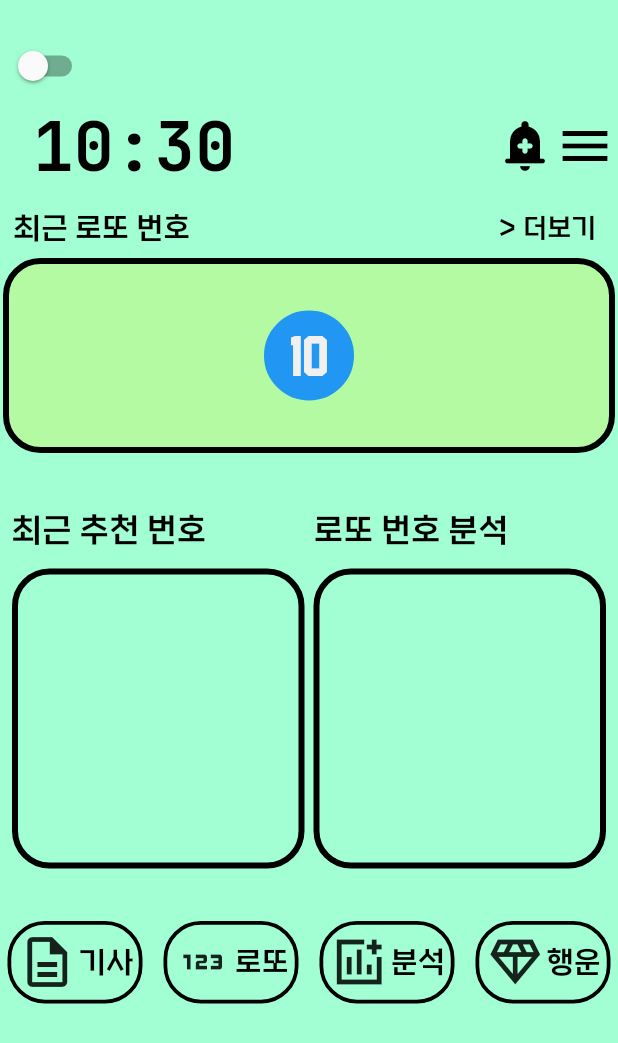
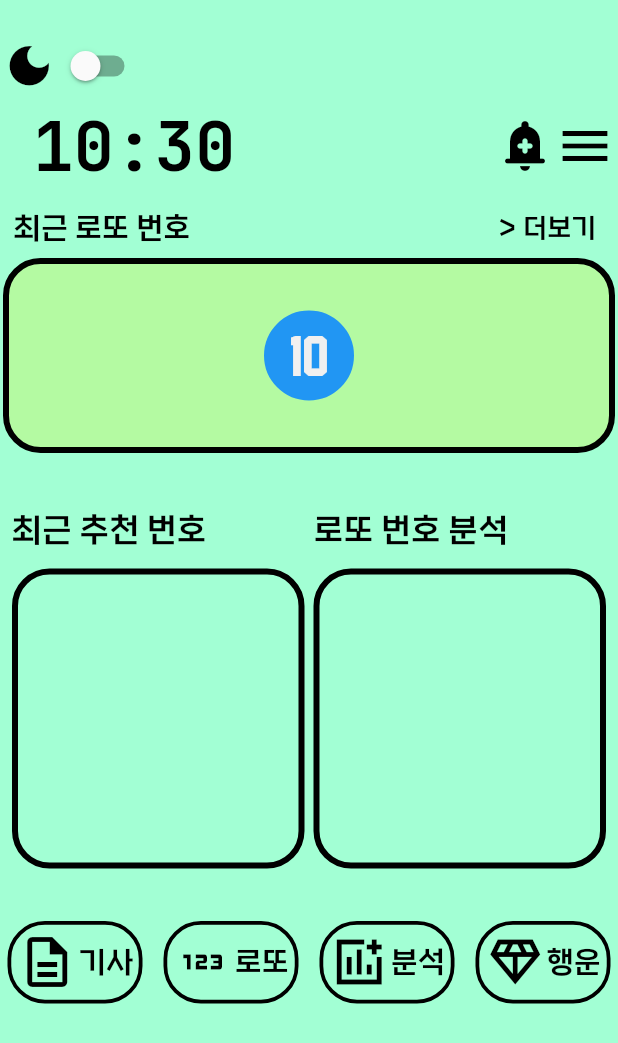
Before and after one commit to jithhuP/PowerBall, a Flutter app: the screen it shows after launch, on a phone screen of 412 x 824 dp. Shown: the top 1043 px of the screen. Run offline on Flutter 3.47's test engine with Material 2 defaults, Android fonts, the phone set to English and light mode, and no system bars; our stand-ins replace fl_chart, syncfusion_flutter_charts, timer_builder.

Commit message:
다크모드 활성화 시 일부 텍스트 안보이던 버그 수정

```diff
--- a/lib/custom_widget.dart
+++ b/lib/custom_widget.dart
@@ -3,13 +3,17 @@ import 'setting_screen.dart';
 
 class icon_button extends StatelessWidget {
   final String text;
-  Color bdColor;
+  final Color bdColor;
+  final Color txtColor;
+  final Color iconColor;
   final IconData icon;
   final double bdwidth;
 
-  icon_button({
+  const icon_button({
     super.key,
     required this.bdColor,
+    required this.iconColor,
+    required this.txtColor,
     required this.text,
     required this.icon,
     required this.bdwidth,
@@ -35,11 +39,12 @@ class icon_button extends StatelessWidget {
             Icon(
               icon,
               size: 40.0,
+              color: iconColor,
             ),
             Text(
               text,
-              style: const TextStyle(
-                color: Colors.black,
+              style: TextStyle(
+                color: txtColor,
                 fontSize: 20.0,
                 fontFamily: 'KBOGothic',
               ),
@@ -53,13 +58,13 @@ class icon_button extends StatelessWidget {
 
 class Border_text extends StatelessWidget {
   final String text;
-  Color bdColor;
-  Color txtColor;
+  final Color bdColor;
+  final Color txtColor;
   final double fontsize;
   final double bdheight;
   final double pdsize;
 
-  Border_text({
+  const Border_text({
     super.key,
     required this.text,
     required this.bdColor,
@@ -85,11 +90,11 @@ class Border_text extends StatelessWidget {
 }
 
 class ActionButton extends StatelessWidget {
-  Color iconcolor;
+  final Color iconcolor;
   final IconData iCon;
   final double iconsize;
 
-  ActionButton(
+  const ActionButton(
       {super.key,
       required this.iconcolor,
       required this.iCon,
@@ -117,7 +122,7 @@ class ActionButton extends StatelessWidget {
 }
 
 class SettingText extends StatelessWidget {
-  SettingText({
+  const SettingText({
     super.key,
     required this.text,
     required this.fontcolor,
@@ -125,7 +130,7 @@ class SettingText extends StatelessWidget {
   });
 
   final String text;
-  Color fontcolor;
+  final Color fontcolor;
   final double fontsize;
 
   @override
--- a/lib/main.dart
+++ b/lib/main.dart
@@ -46,6 +46,13 @@ class App extends State<MyApp> {
               const SizedBox(
                 height: 20.0,
               ),
+              Row(
+                children: [
+                  Icon(
+                    Icons.dark_mode,
+                    size: 35.0,
+                    color: ftColor[0 + darkMode],
+                  ),
                   Switch(
                     value: isSwitched,
                     onChanged: (value) {
@@ -54,6 +61,8 @@ class App extends State<MyApp> {
                         isSwitched = value;
                       });
                     },
+                  ),
+                ],
               ),
               Row(
                 mainAxisAlignment: MainAxisAlignment.spaceBetween,
@@ -241,6 +250,8 @@ class App extends State<MyApp> {
                     // 버튼 : 기사
                     icon_button(
                       icon: Icons.description_outlined,
+                      txtColor: ftColor[0 + darkMode],
+                      iconColor: ftColor[0 + darkMode],
                       text: '기사',
                       bdColor: ftColor[0 + darkMode],
                       bdwidth: 2.5,
@@ -248,6 +259,8 @@ class App extends State<MyApp> {
                     // 버튼 : 로또
                     icon_button(
                       icon: Icons.onetwothree,
+                      txtColor: ftColor[0 + darkMode],
+                      iconColor: ftColor[0 + darkMode],
                       text: '로또',
                       bdColor: ftColor[0 + darkMode],
                       bdwidth: 2.5,
@@ -255,6 +268,8 @@ class App extends State<MyApp> {
                     // 버튼 : 분석
                     icon_button(
                       icon: Icons.add_chart_sharp,
+                      txtColor: ftColor[0 + darkMode],
+                      iconColor: ftColor[0 + darkMode],
                       text: '분석',
                       bdColor: ftColor[0 + darkMode],
                       bdwidth: 2.5,
@@ -262,6 +277,8 @@ class App extends State<MyApp> {
                     // 버튼 : 행운
                     icon_button(
                       icon: Icons.diamond_outlined,
+                      txtColor: ftColor[0 + darkMode],
+                      iconColor: ftColor[0 + darkMode],
                       text: '행운',
                       bdColor: ftColor[0 + darkMode],
                       bdwidth: 2.5,
```
Lines whose indentation alone changed are shown as unchanged.
